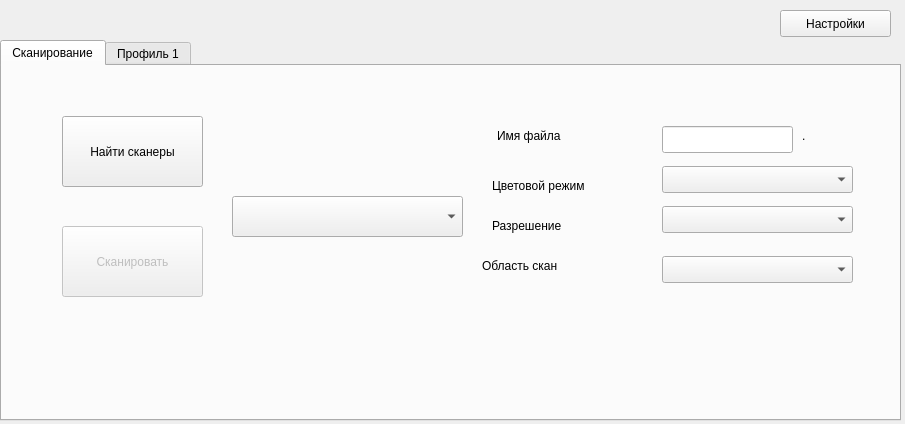
First picture: the form in mainwindow.ui, repository dojekon/AdvancedScan, before the edit.
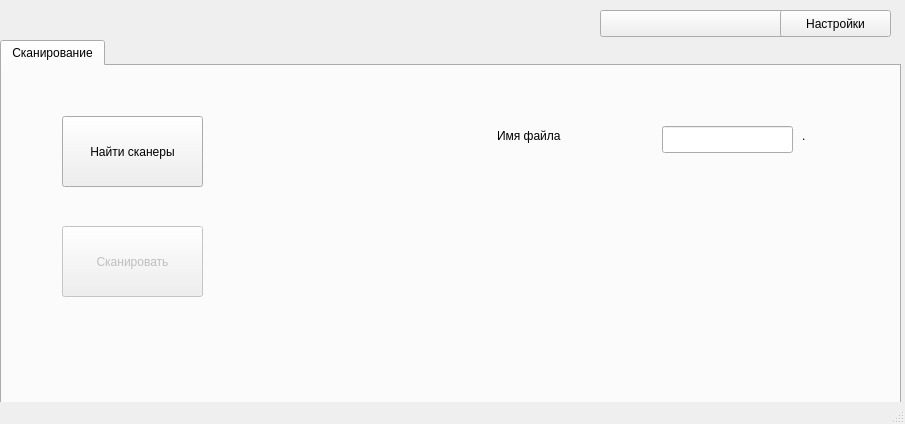
Second picture: the form after the edit.

```diff
--- a/mainwindow.ui
+++ b/mainwindow.ui
@@ -70,16 +70,6 @@
        <string>Найти сканеры</string>
       </property>
      </widget>
-     <widget class="QComboBox" name="comboBox">
-      <property name="geometry">
-       <rect>
-        <x>230</x>
-        <y>130</y>
-        <width>231</width>
-        <height>41</height>
-       </rect>
-      </property>
-     </widget>
      <widget class="QLineEdit" name="lineEdit">
       <property name="geometry">
        <rect>
@@ -103,75 +93,6 @@
        <string>Имя файла</string>
       </property>
      </widget>
-     <widget class="QLabel" name="label_2">
-      <property name="geometry">
-       <rect>
-        <x>490</x>
-        <y>110</y>
-        <width>151</width>
-        <height>19</height>
-       </rect>
-      </property>
-      <property name="text">
-       <string>Цветовой режим</string>
-      </property>
-     </widget>
-     <widget class="QComboBox" name="comboBox_2">
-      <property name="geometry">
-       <rect>
-        <x>660</x>
-        <y>100</y>
-        <width>191</width>
-        <height>27</height>
-       </rect>
-      </property>
-     </widget>
-     <widget class="QLabel" name="label_3">
-      <property name="geometry">
-       <rect>
-        <x>490</x>
-        <y>150</y>
-        <width>151</width>
-        <height>19</height>
-       </rect>
-      </property>
-      <property name="text">
-       <string>Разрешение</string>
-      </property>
-     </widget>
-     <widget class="QComboBox" name="comboBox_3">
-      <property name="geometry">
-       <rect>
-        <x>660</x>
-        <y>140</y>
-        <width>191</width>
-        <height>27</height>
-       </rect>
-      </property>
-     </widget>
-     <widget class="QComboBox" name="comboBox_4">
-      <property name="geometry">
-       <rect>
-        <x>660</x>
-        <y>190</y>
-        <width>191</width>
-        <height>27</height>
-       </rect>
-      </property>
-     </widget>
-     <widget class="QLabel" name="label_4">
-      <property name="geometry">
-       <rect>
-        <x>480</x>
-        <y>190</y>
-        <width>151</width>
-        <height>19</height>
-       </rect>
-      </property>
-      <property name="text">
-       <string>Область скан</string>
-      </property>
-     </widget>
      <widget class="QLabel" name="label_5">
       <property name="geometry">
        <rect>
@@ -199,11 +120,16 @@
       </property>
      </widget>
     </widget>
-    <widget class="QWidget" name="tab_2">
-     <attribute name="title">
-      <string>Профиль 1</string>
-     </attribute>
-    </widget>
+   </widget>
+   <widget class="QComboBox" name="comboBox">
+    <property name="geometry">
+     <rect>
+      <x>600</x>
+      <y>10</y>
+      <width>231</width>
+      <height>27</height>
+     </rect>
+    </property>
    </widget>
    <widget class="QPushButton" name="pushButton_2">
     <property name="geometry">
@@ -219,6 +145,7 @@
     </property>
    </widget>
   </widget>
+  <widget class="QStatusBar" name="statusbar"/>
  </widget>
  <resources/>
  <connections/>
```
Left out of the diff: 13 changed lines with no effect on the pictures.
